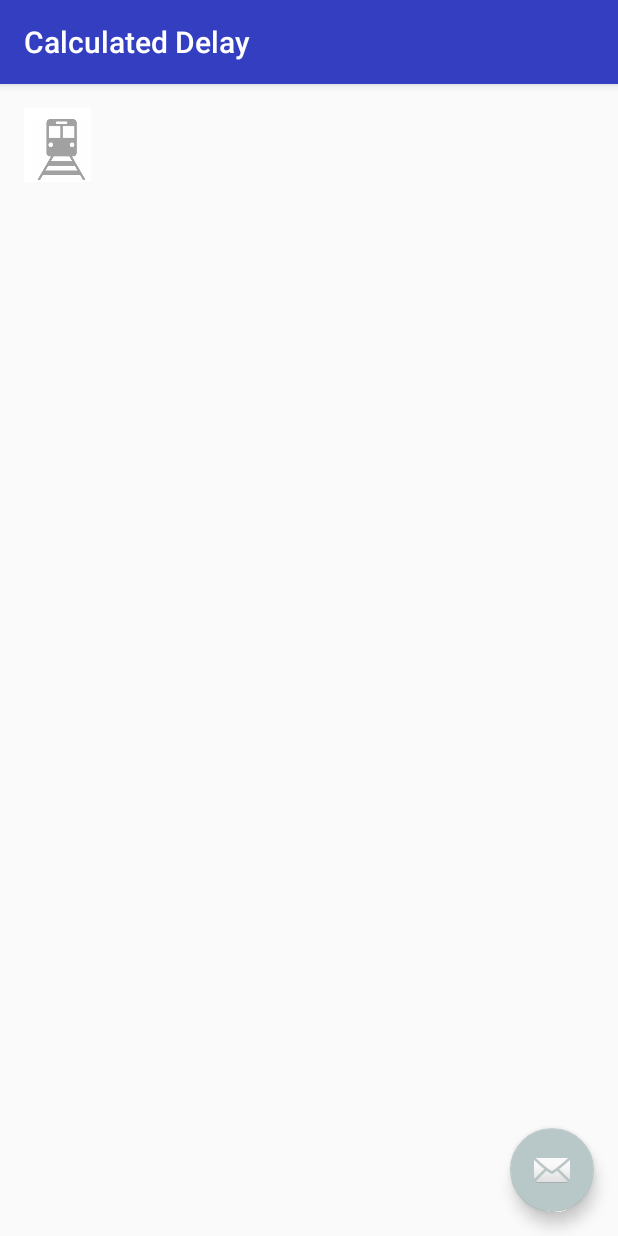
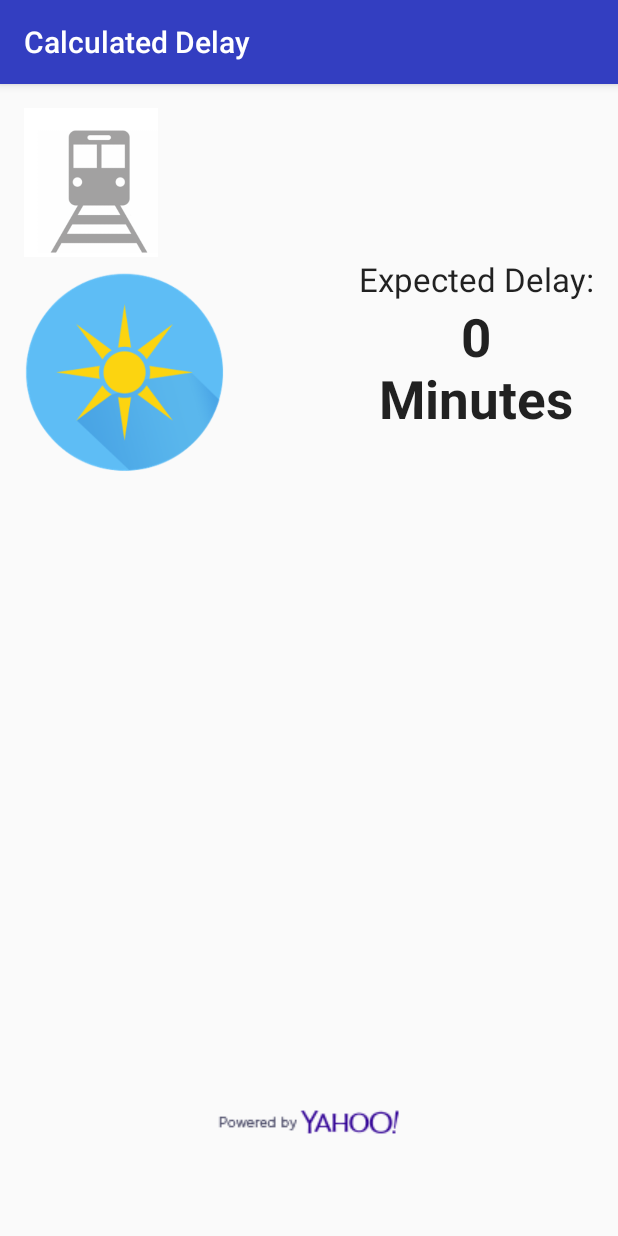
Before and after one commit to JRWong1/DrizzleDrop, an Android app: the DelayCalc screen opened directly, with no data from a screen before it, on a phone screen of 412 x 824 dp. Run offline under Robolectric (Android 15) with nearby library versions, the phone set to English and light mode, and no system bars.

Commit message:
75% complete with weather api implementation

```diff
--- a/DrizzleDrop/app/src/main/AndroidManifest.xml
+++ b/DrizzleDrop/app/src/main/AndroidManifest.xml
@@ -1,6 +1,8 @@
 <?xml version="1.0" encoding="utf-8"?>
 <manifest xmlns:android="http://schemas.android.com/apk/res/android"
     package="com.drizzledrop.drizzledrop" >
+
+    <uses-permission android:name="android.permission.INTERNET"/>
 
     <application
         android:allowBackup="true"
--- /dev/null
+++ b/DrizzleDrop/app/src/main/java/Service/WeatherServiceCallback.java
@@ -0,0 +1,11 @@
+package Service;
+
+import data.Channel;
+
+/**
+ * Created by David on 4/11/2016.
+ */
+public interface WeatherServiceCallback {
+    void serviceSuccess(Channel channel);
+    void serviceFailure(Exception exception);
+}
--- /dev/null
+++ b/DrizzleDrop/app/src/main/java/Service/YahooWeatherService.java
@@ -0,0 +1,97 @@
+package Service;
+
+import android.net.Uri;
+import android.os.AsyncTask;
+
+import org.json.JSONException;
+import org.json.JSONObject;
+
+import java.io.BufferedReader;
+import java.io.InputStream;
+import java.io.InputStreamReader;
+import java.net.URL;
+import java.net.URLConnection;
+
+import data.Channel;
+
+/**
+ * Created by David on 4/11/2016.
+ */
+public class YahooWeatherService {
+    private WeatherServiceCallback callback;
+    private String location;
+    private Exception error;
+    public YahooWeatherService(WeatherServiceCallback callback) {
+        this.callback = callback;
+    }
+
+    public String getLocation() {
+        return location;
+    }
+
+    public void refreshWeather(String location) {
+        new AsyncTask<String, Void, String>() {
+            @Override
+            protected String doInBackground(String... params) {
+
+                String YQL = String.format("select * from weather.forecast where woeid in (select woeid from geo.places(1) where text=\"&s\")", getLocation());
+
+                String enpoint = String.format("https://query.yahooapis.com/v1/public/yql?q=&s&format=json", Uri.encode(YQL));
+
+                try {
+                    URL url = new URL(enpoint);
+
+                    URLConnection connection = url.openConnection();
+
+                    InputStream inputStream = connection.getInputStream();
+
+                    BufferedReader reader = new BufferedReader(new InputStreamReader(inputStream));
+
+                    StringBuilder result = new StringBuilder();
+                    String line;
+                    while((line = reader.readLine()) != null){
+                        result.append(line);
+                    }
+                    return result.toString();
+                } catch (Exception e) {
+                    error = e;
+                }
+
+                return null;
+            }
+
+            @Override
+            protected void onPostExecute(String s) {
+
+                if(s == null && error != null){
+                    callback.serviceFailure(error);
+                    return;
+                }
+                try {
+                    JSONObject data = new JSONObject(s);
+
+                    JSONObject queryResults = data.optJSONObject("query");
+
+                    int count = queryResults.optInt("count");
+                    if(count == 0){
+                        callback.serviceFailure(new LocationWeatherException("No location information found"));
+                        return;
+                    }
+
+                    Channel channel = new Channel();
+                    channel.populate(queryResults.optJSONObject("results").optJSONObject("channel"));
+
+                    callback.serviceSuccess(channel);
+
+                } catch (JSONException e) {
+                    callback.serviceFailure(e);
+                }
+            }
+        }.execute(location);
+    }
+    public class LocationWeatherException extends Exception{
+        public LocationWeatherException(String detailMessage) {
+            super(detailMessage);
+        }
+    }
+}
--- a/DrizzleDrop/app/src/main/java/com/drizzledrop/drizzledrop/DelayCalc.java
+++ b/DrizzleDrop/app/src/main/java/com/drizzledrop/drizzledrop/DelayCalc.java
@@ -1,5 +1,6 @@
 package com.drizzledrop.drizzledrop;
 
+import android.app.ProgressDialog;
 import android.graphics.drawable.Drawable;
 import android.os.Bundle;
 import android.support.design.widget.FloatingActionButton;
@@ -8,8 +9,22 @@ import android.support.v7.app.AppCompatActivity;
 import android.support.v7.widget.Toolbar;
 import android.view.View;
 import android.widget.ImageView;
+import android.widget.TextView;
+import android.widget.Toast;
 
-public class DelayCalc extends AppCompatActivity {
+import Service.WeatherServiceCallback;
+import Service.YahooWeatherService;
+import data.Channel;
+
+public class DelayCalc extends AppCompatActivity implements WeatherServiceCallback {
+
+    private ImageView vehiclePic;
+    private ImageView weatherPic;
+    private TextView date;
+    private TextView delay;
+
+    private YahooWeatherService service;
+    private ProgressDialog dialog;
 
     @Override
     protected void onCreate(Bundle savedInstanceState) {
@@ -18,13 +33,36 @@ public class DelayCalc extends AppCompatActivity {
         Toolbar toolbar = (Toolbar) findViewById(R.id.toolbar);
         setSupportActionBar(toolbar);
 
-        ImageView vehiclePic = (ImageView)findViewById(R.id.VehiclePic);
+        vehiclePic = (ImageView)findViewById(R.id.VehiclePic);
         if(MainActivity.vehicle == 0)
             vehiclePic.setImageResource(R.drawable.train);
         else if(MainActivity.vehicle == 1)
             vehiclePic.setImageResource(R.drawable.bus);
         else
             System.out.println("Could not display image");
+
+        date = (TextView)findViewById(R.id.dateDisplay);
+        date.setText(MainActivity.date);
+
+        delay = (TextView)findViewById(R.id.DelayTime);
+        weatherPic = (ImageView)findViewById(R.id.weatherIcon);
+
+        service = new YahooWeatherService(this);
+        dialog = new ProgressDialog(this);
+        dialog.setMessage("Loading...");
+        dialog.show();
+        service.refreshWeather("Matawan, NJ");
     }
 
+    @Override
+    public void serviceSuccess(Channel channel) {
+        dialog.hide();
+    }
+
+    @Override
+    public void serviceFailure(Exception exception) {
+        dialog.hide();
+        Toast.makeText(this, exception.getMessage(), Toast.LENGTH_LONG).show();
+
+    }
 }
--- a/DrizzleDrop/app/src/main/res/layout/activity_delay_calc.xml
+++ b/DrizzleDrop/app/src/main/res/layout/activity_delay_calc.xml
@@ -17,9 +17,4 @@
 
     <include layout="@layout/content_delay_calc" />
 
-    <android.support.design.widget.FloatingActionButton android:id="@+id/fab"
-        android:layout_width="wrap_content" android:layout_height="wrap_content"
-        android:layout_gravity="bottom|end" android:layout_margin="@dimen/fab_margin"
-        android:src="@android:drawable/ic_dialog_email" />
-
 </android.support.design.widget.CoordinatorLayout>
--- a/DrizzleDrop/app/src/main/res/layout/content_delay_calc.xml
+++ b/DrizzleDrop/app/src/main/res/layout/content_delay_calc.xml
@@ -15,6 +15,69 @@
         android:layout_height="wrap_content"
         android:id="@+id/VehiclePic"
         android:contentDescription="Either bus or train"
-        android:maxHeight="50dp"
-        android:adjustViewBounds="true" />
+        android:src="@drawable/train"
+        android:maxHeight="100dp"
+        android:adjustViewBounds="true"
+        android:minWidth="200dp"
+        android:minHeight="100dp"
+        android:maxWidth="200dp"
+        android:layout_alignParentTop="true"
+        android:layout_alignParentStart="true" />
+
+    <TextView
+        android:layout_width="wrap_content"
+        android:layout_height="wrap_content"
+        android:textAppearance="?android:attr/textAppearanceLarge"
+        android:text="Date"
+        android:id="@+id/dateDisplay"
+        android:layout_alignParentEnd="true"
+        android:layout_alignBottom="@+id/VehiclePic"
+        android:textAlignment="center"
+        android:textSize="35dp"
+        android:height="75dp" />
+
+    <ImageView
+        android:layout_width="wrap_content"
+        android:layout_height="wrap_content"
+        android:id="@+id/weatherIcon"
+        android:minWidth="100dp"
+        android:src="@drawable/sunny"
+        android:minHeight="100dp"
+        android:maxHeight="150dp"
+        android:adjustViewBounds="true"
+        android:maxWidth="200dp"
+        android:layout_below="@+id/VehiclePic"
+        android:layout_alignParentStart="true" />
+
+    <TextView
+        android:layout_width="wrap_content"
+        android:layout_height="wrap_content"
+        android:textAppearance="?android:attr/textAppearanceLarge"
+        android:text="Expected Delay:"
+        android:id="@+id/expectedDelay"
+        android:layout_alignTop="@+id/weatherIcon"
+        android:layout_alignParentEnd="true" />
+
+    <ImageView
+        android:layout_width="wrap_content"
+        android:layout_height="wrap_content"
+        android:id="@+id/imageView"
+        android:layout_alignParentBottom="true"
+        android:layout_centerHorizontal="true"
+        android:src="@drawable/yahoo"
+        android:layout_marginBottom="45dp" />
+
+    <TextView
+        android:layout_width="wrap_content"
+        android:layout_height="wrap_content"
+        android:textAppearance="?android:attr/textAppearanceLarge"
+        android:text="0 Minutes"
+        android:id="@+id/DelayTime"
+        android:layout_below="@+id/expectedDelay"
+        android:layout_alignStart="@+id/expectedDelay"
+        android:layout_alignBottom="@+id/weatherIcon"
+        android:layout_alignEnd="@+id/expectedDelay"
+        android:textAlignment="center"
+        android:textSize="35dp"
+        android:textStyle="bold" />
 </RelativeLayout>
```
Also changed, not shown: DrizzleDrop/app/src/main/java/com/drizzledrop/drizzledrop/MainActivity.java (+32 -2 lines), DrizzleDrop/app/src/main/java/data/Channel.java (added, +28 -0 lines), DrizzleDrop/app/src/main/java/data/Condition.java (added, +31 -0 lines), DrizzleDrop/app/src/main/java/data/Item.java (added, +17 -0 lines), DrizzleDrop/app/src/main/java/data/JSONPopulator.java (added, +10 -0 lines), DrizzleDrop/app/src/main/java/data/Units.java (added, +15 -0 lines), DrizzleDrop/app/src/main/res/drawable/yahoo.png (added).
